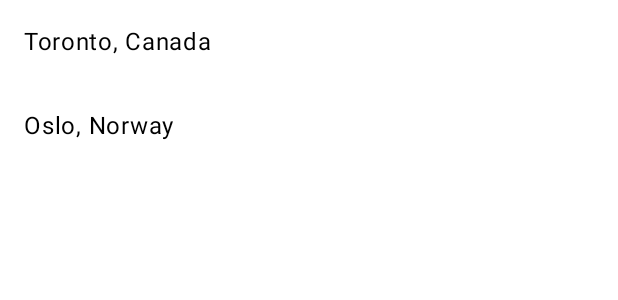
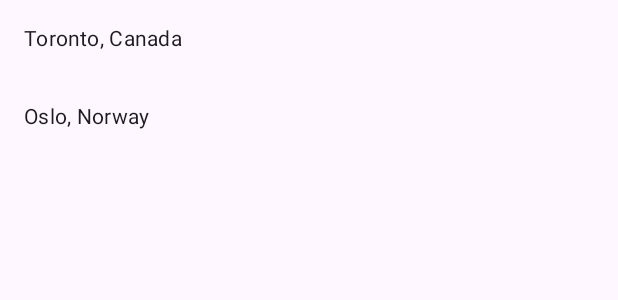
Before and after one commit to maxhves/time-zone-tracker-android, an Android app built with Jetpack Compose: the @Preview function AddTimezoneScreenPreview, on a phone screen of 412 x 824 dp. Shown: the top 300 px of the screen. Run offline under Robolectric (Android 15) with nearby library versions, the phone set to English and light mode, and no system bars; our stand-ins replace Dagger/Hilt's generated code.

Commit message:
Added scaffold to add timezone screen.

```diff
--- a/feature/addtimezone/src/main/java/uk/co/mhl/timezonetracker/feature/addtimezone/AddTimezoneScreen.kt
+++ b/feature/addtimezone/src/main/java/uk/co/mhl/timezonetracker/feature/addtimezone/AddTimezoneScreen.kt
@@ -1,11 +1,12 @@
 package uk.co.mhl.timezonetracker.feature.addtimezone
 
 import androidx.compose.foundation.clickable
-import androidx.compose.foundation.layout.fillMaxSize
 import androidx.compose.foundation.layout.fillMaxWidth
 import androidx.compose.foundation.layout.padding
 import androidx.compose.foundation.lazy.LazyColumn
 import androidx.compose.foundation.lazy.items
+import androidx.compose.material3.MaterialTheme
+import androidx.compose.material3.Scaffold
 import androidx.compose.material3.Text
 import androidx.compose.runtime.Composable
 import androidx.compose.runtime.getValue
@@ -39,8 +40,11 @@ internal fun AddTimezoneScreen(
     onCitySelected: () -> Unit,
     modifier: Modifier = Modifier,
 ) {
+    Scaffold(
+        modifier = modifier,
+    ) { innerPadding ->
         LazyColumn(
-        modifier = modifier.fillMaxSize(),
+            modifier = modifier.padding(innerPadding),
         ) {
             items(
                 items = cities,
@@ -52,14 +56,17 @@ internal fun AddTimezoneScreen(
                         .clickable(onClick = onCitySelected)
                         .padding(16.dp),
                     text = "${city.name}, ${city.country}",
+                    style = MaterialTheme.typography.bodyMedium,
+                    color = MaterialTheme.colorScheme.onBackground,
                     maxLines = 1,
                     overflow = TextOverflow.Ellipsis,
                 )
             }
         }
     }
+}
 
-@Preview(showBackground = true)
+@Preview
 @Composable
 private fun AddTimezoneScreenPreview() {
     TimezoneTrackerTheme {
```
Lines whose indentation alone changed are shown as unchanged.
